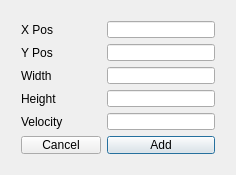
Qt form WaveSim/WaveSim/AddRectDialog.ui (willamm/WaveSimulator) before a commit.
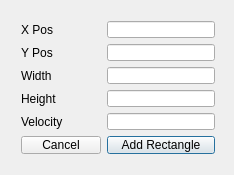
The same form after that commit.

Commit message: Fully implemented add circle and add rectangle buttons

The edit to the form file:
```diff
--- a/WaveSim/WaveSim/AddRectDialog.ui
+++ b/WaveSim/WaveSim/AddRectDialog.ui
@@ -6,7 +6,7 @@
    <rect>
     <x>0</x>
     <y>0</y>
-    <width>236</width>
+    <width>234</width>
     <height>175</height>
    </rect>
   </property>
@@ -73,7 +73,7 @@
     <item row="5" column="1">
      <widget class="QPushButton" name="pushButtonAdd">
       <property name="text">
-       <string>Add</string>
+       <string>Add Rectangle</string>
       </property>
      </widget>
     </item>
```
The commit also changes 6 other files.
